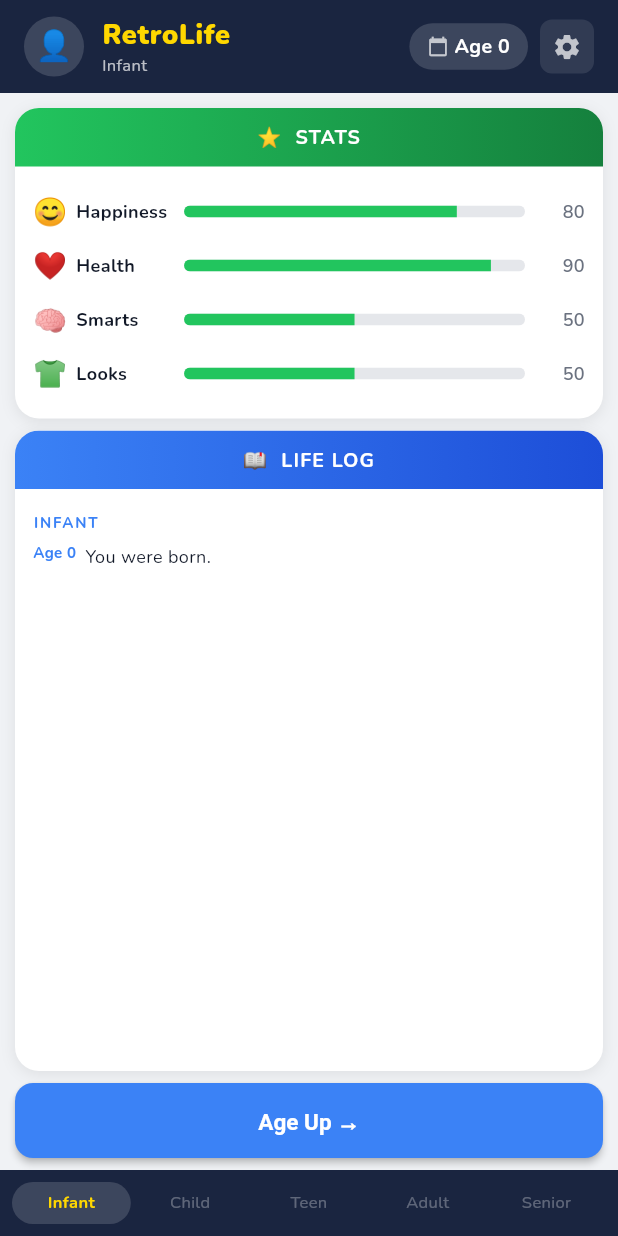
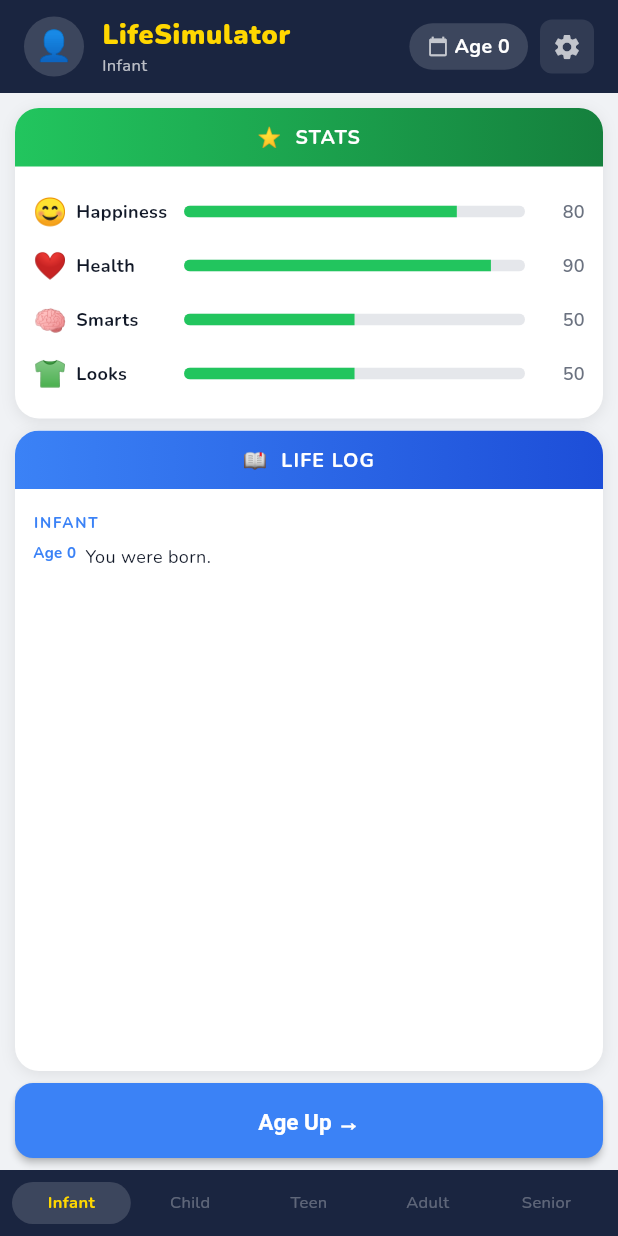
Before and after one commit to KingPal4ce/life-simulator-game, a Flutter app: the screen it shows after launch, on a phone screen of 412 x 824 dp. Run offline on Flutter 3.47's test engine with Material 3 defaults, Android fonts, the phone set to English and light mode, and no system bars; our stand-ins replace flutter_dotenv, google_fonts, google_generative_ai, hive_flutter; accounts and stored records are empty; network calls fail.

Commit message:
refactor(ui): improve formatting and update text in TopBar widget

```diff
--- a/lib/features/game/widgets/top_bar.dart
+++ b/lib/features/game/widgets/top_bar.dart
@@ -22,7 +22,9 @@
               shape: BoxShape.circle,
               color: Colors.white.withValues(alpha: 0.15),
             ),
-            child: const Center(child: Text('👤', style: TextStyle(fontSize: 20))),
+            child: const Center(
+              child: Text('👤', style: TextStyle(fontSize: 20)),
+            ),
           ),
           const SizedBox(width: 12),
           Column(
@@ -30,7 +32,7 @@
             mainAxisSize: MainAxisSize.min,
             children: [
               const Text(
-                'RetroLife',
+                'LifeSimulator',
                 style: TextStyle(
                   color: AppColors.accentYellow,
                   fontSize: 18,
@@ -58,7 +60,11 @@
                 color: Colors.white.withValues(alpha: 0.10),
                 borderRadius: BorderRadius.circular(8),
               ),
-              child: const Icon(Icons.settings, color: Colors.white70, size: 20),
+              child: const Icon(
+                Icons.settings,
+                color: Colors.white70,
+                size: 20,
+              ),
             ),
           ),
         ],
@@ -79,14 +85,20 @@
         actions: [
           TextButton(
             onPressed: () => Navigator.pop(ctx),
-            child: const Text('Cancel', style: TextStyle(color: AppColors.textOnDarkMuted)),
+            child: const Text(
+              'Cancel',
+              style: TextStyle(color: AppColors.textOnDarkMuted),
+            ),
           ),
           TextButton(
             onPressed: () {
               Navigator.pop(ctx);
               state.endLife();
             },
-            child: const Text('Yes, end it', style: TextStyle(color: AppColors.deltaNegative)),
+            child: const Text(
+              'Yes, end it',
+              style: TextStyle(color: AppColors.deltaNegative),
+            ),
           ),
         ],
       ),
```
